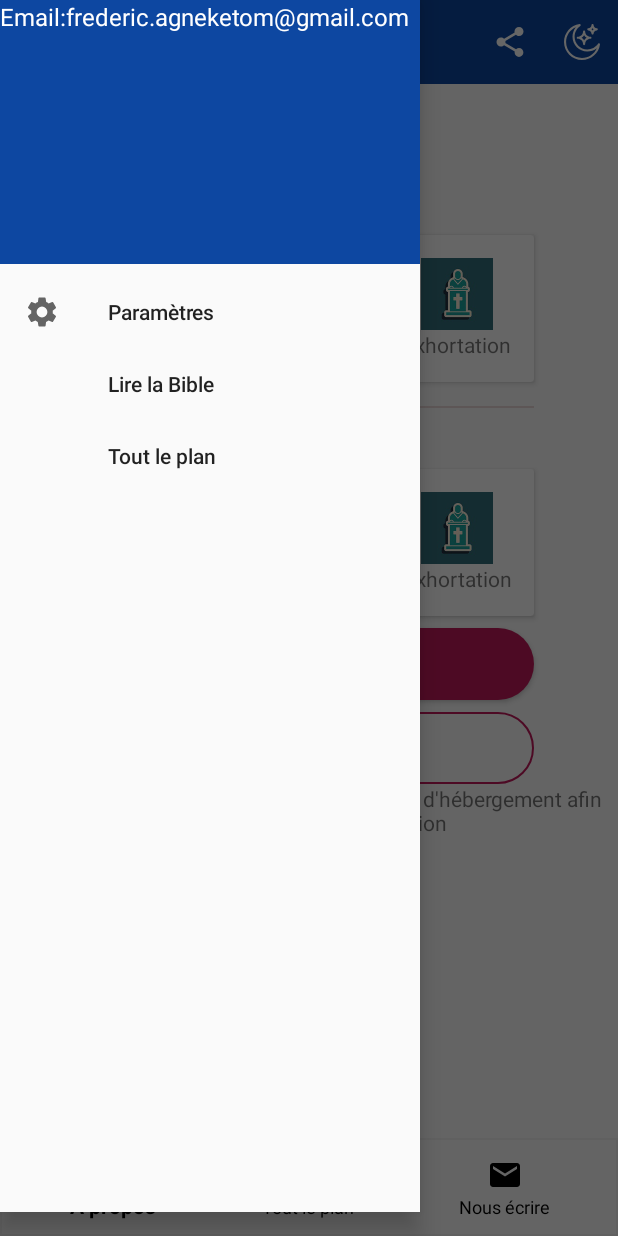
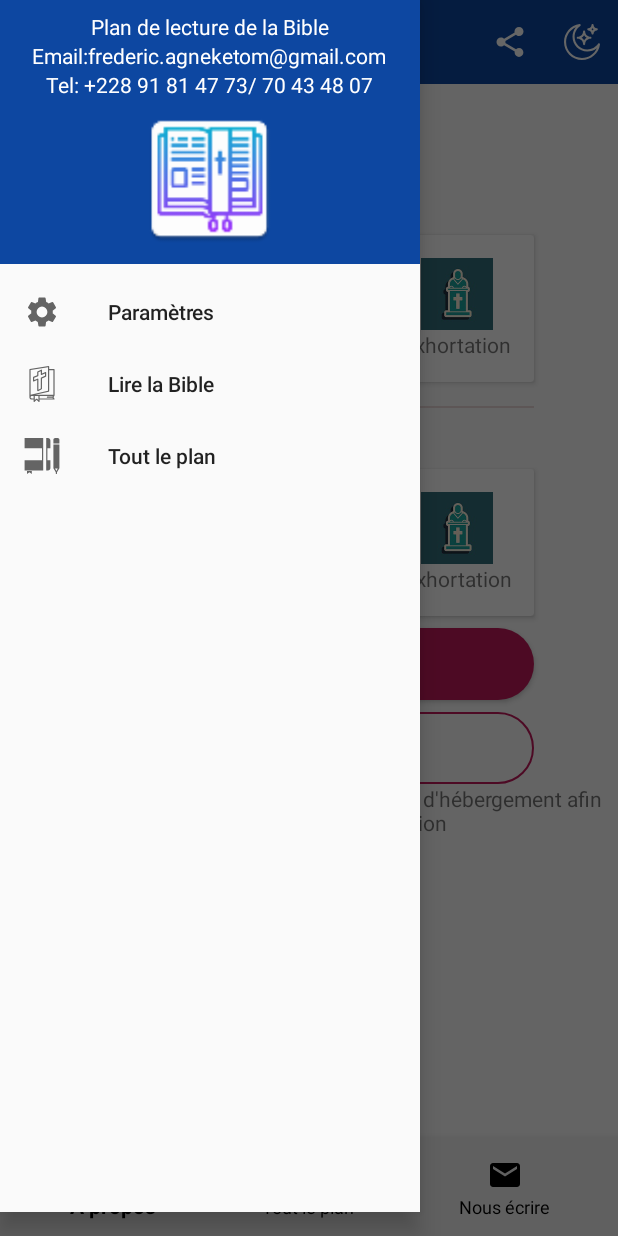
Before and after one commit to essowe-agnek/lecture-bible-android, an Android app: the MainActivity screen opened directly, with no data from a screen before it, with the side drawer open, on a phone screen of 412 x 824 dp. Run offline under Robolectric (Android 15) with nearby library versions, the phone set to English and light mode, and no system bars; our stand-ins replace Firebase (no records; nobody signed in at launch, a user with empty details on screens opened directly).

Commit message:
Commit de première publication

```diff
--- a/app/src/main/java/adapters/BibleAdapter.java
+++ b/app/src/main/java/adapters/BibleAdapter.java
@@ -119,9 +119,6 @@ public class BibleAdapter extends RecyclerView.Adapter<BibleAdapter.BibleHolder>
                         mActivity.startActivity(shareIntent);
                         break;
 
-                    case R.id.bible_bottom_navigation_menuitem_favory:
-                        Functions.agnekLog("favories");
-                        break;
                 }
                 return false;
             }
--- a/app/src/main/java/com/agnekdev/bibleunan/MainActivity.java
+++ b/app/src/main/java/com/agnekdev/bibleunan/MainActivity.java
@@ -410,6 +410,11 @@ public class MainActivity extends AppCompatActivity implements NavigationView.On
 
             case R.id.navigation_item_tout_leplan:
                 startActivity(new Intent(MainActivity.this,ListeLectureActivity.class));
+                break;
+
+            case R.id.navigation_item_bible:
+                startActivity(new Intent(MainActivity.this,TestamentsActivity.class));
+                break;
         }
         return true;
     }
--- a/app/src/main/res/drawable/bottom_nav_border.xml
+++ b/app/src/main/res/drawable/bottom_nav_border.xml
@@ -15,5 +15,6 @@
         android:right="10dp"
         android:bottom="5dp"    >
     </padding>
+    <solid android:color="@color/bgSecColor"/>
 
 </shape>
--- a/app/src/main/res/layout/activity_bible.xml
+++ b/app/src/main/res/layout/activity_bible.xml
@@ -46,7 +46,7 @@
         android:layout_height="0dp"
         android:layout_marginTop="16dp"
         android:background="@color/bgSecColor"
-        app:layout_constraintBottom_toBottomOf="parent"
+        app:layout_constraintBottom_toTopOf="@+id/bible_bottom_navigation"
         app:layout_constraintEnd_toEndOf="parent"
         app:layout_constraintHorizontal_bias="1.0"
         app:layout_constraintStart_toStartOf="parent"
--- a/app/src/main/res/layout/item_bible.xml
+++ b/app/src/main/res/layout/item_bible.xml
@@ -22,8 +22,7 @@
             android:layout_marginStart="8dp"
             android:text="1"
             android:textColor="@color/textColor"
-            android:textSize="16sp"
-            android:textStyle="bold" />
+            android:layout_marginLeft="8dp" />
 
         <TextView
             android:id="@+id/item_bible_verse_text"
--- a/app/src/main/res/layout/navigation_header.xml
+++ b/app/src/main/res/layout/navigation_header.xml
@@ -1,14 +1,38 @@
 <?xml version="1.0" encoding="utf-8"?>
 <LinearLayout xmlns:android="http://schemas.android.com/apk/res/android"
-    android:orientation="vertical" android:layout_width="match_parent"
+    xmlns:app="http://schemas.android.com/apk/res-auto"
+    android:layout_width="match_parent"
+    android:layout_height="176dp"
     android:background="@color/colorPrimary"
-    android:layout_height="176dp">
+    android:orientation="vertical"
+    android:padding="8dp"
+    android:gravity="center_horizontal">
+
+    <TextView
+        android:layout_width="wrap_content"
+        android:layout_height="wrap_content"
+        android:text="Plan de lecture de la Bible"
+        android:textColor="#FFF"/>
 
     <TextView
         android:layout_width="wrap_content"
         android:layout_height="wrap_content"
         android:text="Email:frederic.agneketom@gmail.com"
-        android:textColor="#FFF"
-        android:textSize="16sp"/>
+        android:textColor="#FFF" />
+
+    <TextView
+        android:layout_width="wrap_content"
+        android:layout_height="wrap_content"
+        android:text="Tel: +228 91 81 47 73/ 70 43 48 07"
+        android:textColor="#FFF" />
+
+    <ImageView
+        android:id="@+id/imageView2"
+        android:layout_width="match_parent"
+        android:layout_height="wrap_content"
+        android:layout_marginTop="5dp"
+        android:adjustViewBounds="true"
+        android:scaleType="fitCenter"
+        app:srcCompat="@drawable/ic_launcher" />
 
 </LinearLayout>
--- a/app/src/main/res/menu/bible_bottom_navigation_menu.xml
+++ b/app/src/main/res/menu/bible_bottom_navigation_menu.xml
@@ -13,11 +13,5 @@
         android:icon="@android:drawable/ic_menu_share"
         android:title="Partager" />
 
-    <item
-        android:id="@+id/bible_bottom_navigation_menuitem_favory"
-        android:enabled="true"
-        android:icon="@drawable/ic_favory"
-        android:title="Ajouter aux favoris" />
-
 
 </menu>
--- a/app/src/main/res/menu/bible_menu_popup.xml
+++ b/app/src/main/res/menu/bible_menu_popup.xml
@@ -8,8 +8,6 @@
     <item android:id="@+id/bible_menu_item_copy"
         android:title="Copier" />
 
-    <item android:id="@+id/bible_menu_item_add_to_favory"
-        android:title="Ajouter aux favoris"/>
     <item android:id="@+id/bible_menu_item_highlight"
         android:title="Surligner"/>
 
--- a/app/src/main/res/menu/navigation_menu.xml
+++ b/app/src/main/res/menu/navigation_menu.xml
@@ -6,8 +6,11 @@
         android:icon="@drawable/ic_action_settings"/>
 
     <item android:id="@+id/navigation_item_bible"
-        android:title="Lire la Bible"/>
+        android:title="Lire la Bible"
+        android:icon="@drawable/ic_bible2"/>
+
     <item android:id="@+id/navigation_item_tout_leplan"
-        android:title="Tout le plan"/>
+        android:title="Tout le plan"
+        android:icon="@drawable/ic_agenda"/>
 
 </menu>
--- a/app/src/main/res/values-night/colors.xml
+++ b/app/src/main/res/values-night/colors.xml
@@ -5,7 +5,7 @@
     <color name="colorAccent">#D81B60</color>
 
     <color name="color_yellow">#FFFF00</color>
-    <color name="bgColor">#000</color>
+    <color name="bgColor">#BE181717</color>
     <color name="textColor">#fff</color>
     <color name="bgSecColor">#BE181717</color>
 
```
Also changed, not shown: app/src/main/res/drawable-anydpi/ic_speech.xml (+9 -4 lines), app/src/main/res/layout/activity_about.xml (+14 -8 lines), app/src/main/res/drawable-hdpi/ic_speech.png, app/src/main/res/drawable-mdpi/ic_speech.png, app/src/main/res/drawable-xhdpi/ic_speech.png, app/src/main/res/drawable-xxhdpi/ic_speech.png, 3 other files.
